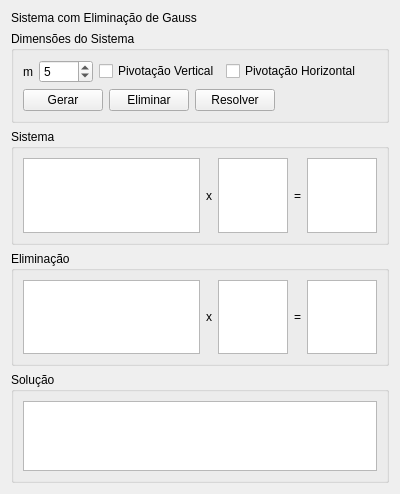
This is Algebra/Matrix01/gauss_tab.ui in RicardoBusta/Doutorado as Qt 5 draws it before an edit. The edited form follows.
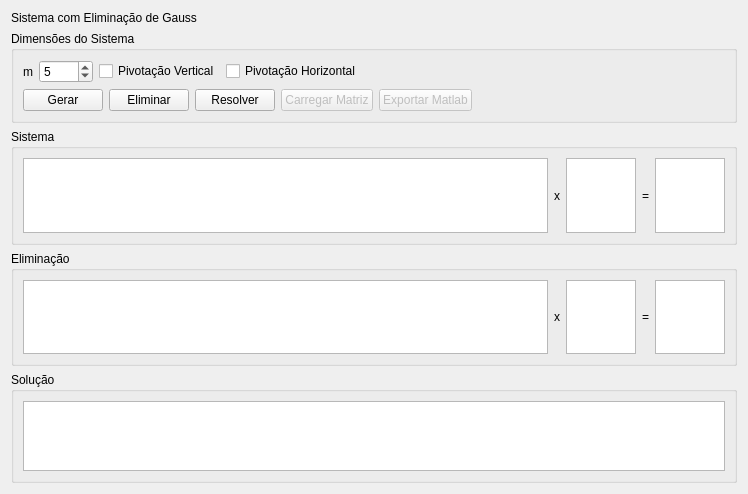
This is the edited form.

Commit message: Adicionando botão de carregar matriz de arquivo e exportar para o matlab.

What changed in the file:
```diff
--- a/Algebra/Matrix01/gauss_tab.ui
+++ b/Algebra/Matrix01/gauss_tab.ui
@@ -6,7 +6,7 @@
    <rect>
     <x>0</x>
     <y>0</y>
-    <width>400</width>
+    <width>748</width>
     <height>494</height>
    </rect>
   </property>
@@ -101,6 +101,26 @@
           </property>
          </widget>
         </item>
+        <item>
+         <widget class="QPushButton" name="pushButton">
+          <property name="enabled">
+           <bool>false</bool>
+          </property>
+          <property name="text">
+           <string>Carregar Matriz</string>
+          </property>
+         </widget>
+        </item>
+        <item>
+         <widget class="QPushButton" name="pushButton_2">
+          <property name="enabled">
+           <bool>false</bool>
+          </property>
+          <property name="text">
+           <string>Exportar Matlab</string>
+          </property>
+         </widget>
+        </item>
         <item>
          <spacer name="horizontalSpacer_2">
           <property name="orientation">
```
The commit also changes 17 other files.
